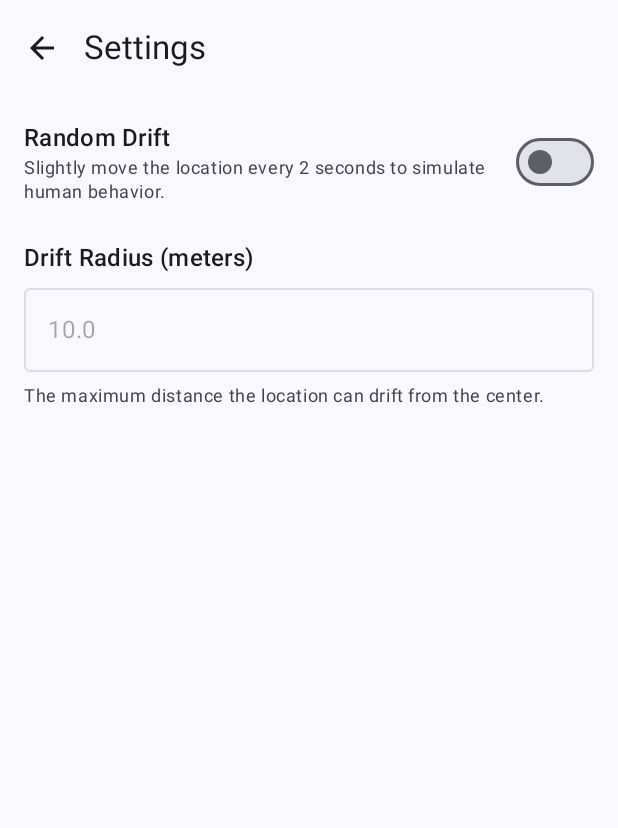
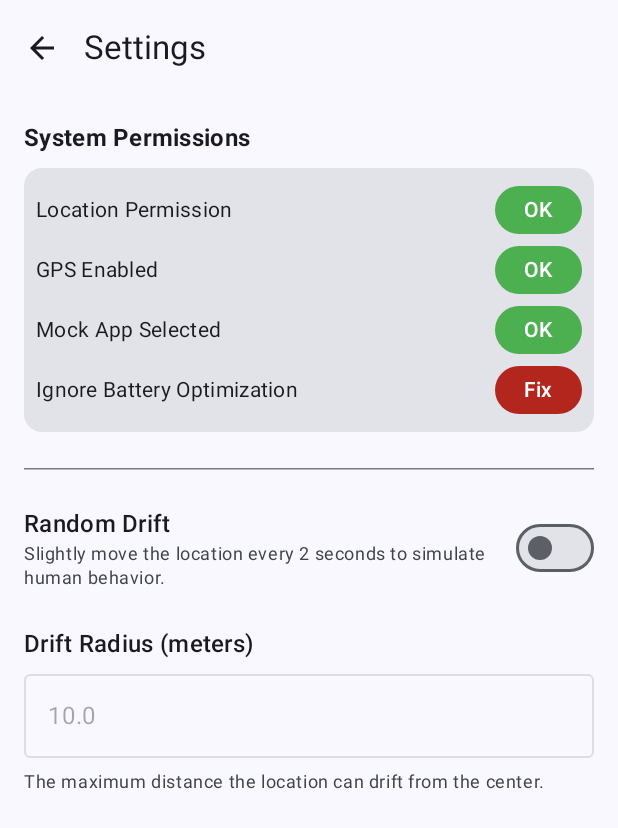
Before and after one commit to rsps1008/FxxkLocation, an Android app built with Jetpack Compose: the SettingsScreen screen opened through its navigation route, on a phone screen of 412 x 824 dp. Shown: the top 828 px of the screen. Run offline under Robolectric (Android 15) with nearby library versions, the light colour scheme and no system bars; libraries missing offline, so code that uses them is left out: org.osmdroid.config, org.osmdroid.events, org.osmdroid.tileprovider, org.osmdroid.util, org.osmdroid.views; 2 statements that could not run were skipped.

Commit message:
修正基本功能

```diff
--- a/app/src/main/java/com/rsps1008/fxxklocation/service/MockLocationService.kt
+++ b/app/src/main/java/com/rsps1008/fxxklocation/service/MockLocationService.kt
@@ -67,7 +67,18 @@ class MockLocationService : Service() {
         mockLocationManager.startMock()
 
         mockJob = scope.launch {
+            // Update immediately on new center
+            val enableDriftOnStart = settingsStore.enableDrift.first()
+            val radiusOnStart = settingsStore.driftRadius.first()
+            val initialLocation = if (enableDriftOnStart) {
+                mockLocationManager.generateDriftLocation(center, radiusOnStart)
+            } else {
+                center
+            }
+            mockLocationManager.updateMockLocation(initialLocation)
+
             while (true) {
+                delay(2000)
                 val enableDrift = settingsStore.enableDrift.first()
                 val radius = settingsStore.driftRadius.first()
 
@@ -78,7 +89,6 @@ class MockLocationService : Service() {
                 }
 
                 mockLocationManager.updateMockLocation(locationToMock)
-                delay(2000)
             }
         }
     }
--- a/app/src/main/java/com/rsps1008/fxxklocation/ui/screen/MainScreen.kt
+++ b/app/src/main/java/com/rsps1008/fxxklocation/ui/screen/MainScreen.kt
@@ -12,10 +12,11 @@ import androidx.compose.ui.Alignment
 import androidx.compose.ui.Modifier
 import androidx.compose.ui.graphics.Color
 import androidx.compose.ui.platform.LocalContext
-import androidx.compose.ui.text.input.KeyboardType
+import androidx.compose.ui.platform.LocalLifecycleOwner
 import androidx.compose.ui.unit.dp
 import androidx.compose.ui.viewinterop.AndroidView
-import com.rsps1008.fxxklocation.util.SystemCheckUtil
+import androidx.lifecycle.Lifecycle
+import androidx.lifecycle.LifecycleEventObserver
 import com.rsps1008.fxxklocation.viewmodel.MainViewModel
 import org.osmdroid.config.Configuration
 import org.osmdroid.events.MapEventsReceiver
@@ -33,15 +34,52 @@ fun MainScreen(
 ) {
     val context = LocalContext.current
     val isMocking by viewModel.isMocking.collectAsState()
+    val isApplied by viewModel.isApplied.collectAsState()
     val hasPermission by viewModel.hasPermission.collectAsState()
     val isGpsEnabled by viewModel.isGpsEnabled.collectAsState()
     val isMockAppSet by viewModel.isMockAppSet.collectAsState()
+    val isIgnoringBatteryOptimizations by viewModel.isIgnoringBatteryOptimizations.collectAsState()
+
+    val lifecycleOwner = LocalLifecycleOwner.current
+    var showPermissionDialog by remember { mutableStateOf(false) }
 
     val selectedLoc = viewModel.selectedLocation
 
+    DisposableEffect(lifecycleOwner) {
+        val observer = LifecycleEventObserver { _, event ->
+            if (event == Lifecycle.Event.ON_RESUME) {
+                viewModel.checkStatus()
+            }
+        }
+        lifecycleOwner.lifecycle.addObserver(observer)
+        onDispose {
+            lifecycleOwner.lifecycle.removeObserver(observer)
+        }
+    }
+
     LaunchedEffect(Unit) {
-        viewModel.checkStatus()
         Configuration.getInstance().userAgentValue = context.packageName
+    }
+
+    if (showPermissionDialog) {
+        AlertDialog(
+            onDismissRequest = { showPermissionDialog = false },
+            title = { Text("Permissions Required") },
+            text = { Text("To start mocking location, please ensure all system permissions and settings are correctly configured in the Settings page.") },
+            confirmButton = {
+                TextButton(onClick = {
+                    showPermissionDialog = false
+                    onNavigateToSettings()
+                }) {
+                    Text("Go to Settings")
+                }
+            },
+            dismissButton = {
+                TextButton(onClick = { showPermissionDialog = false }) {
+                    Text("Cancel")
+                }
+            }
+        )
     }
 
     Scaffold(
@@ -63,13 +101,6 @@ fun MainScreen(
                 .padding(16.dp),
             verticalArrangement = Arrangement.spacedBy(16.dp)
         ) {
-            // Status Section
-            StatusCard(hasPermission, isGpsEnabled, isMockAppSet,
-                onOpenPermissions = { SystemCheckUtil.openAppSettings(context) },
-                onOpenGps = { SystemCheckUtil.openLocationSettings(context) },
-                onOpenDev = { SystemCheckUtil.openDevelopmentSettings(context) }
-            )
-
             // Map Section (OpenStreetMap)
             Box(modifier = Modifier.weight(1f).fillMaxWidth()) {
                 AndroidView(
@@ -108,32 +139,22 @@ fun MainScreen(
                 )
             }
 
-            // Input Section
-            Row(modifier = Modifier.fillMaxWidth(), horizontalArrangement = Arrangement.spacedBy(8.dp)) {
-                OutlinedTextField(
-                    value = selectedLoc.latitude.toString(),
-                    onValueChange = { it.toDoubleOrNull()?.let { v -> viewModel.updateSelectedLocation(v, selectedLoc.longitude) } },
-                    label = { Text("Lat") },
-                    modifier = Modifier.weight(1f),
-                    keyboardOptions = KeyboardOptions(keyboardType = KeyboardType.Decimal)
-                )
-                OutlinedTextField(
-                    value = selectedLoc.longitude.toString(),
-                    onValueChange = { it.toDoubleOrNull()?.let { v -> viewModel.updateSelectedLocation(selectedLoc.latitude, v) } },
-                    label = { Text("Lng") },
-                    modifier = Modifier.weight(1f),
-                    keyboardOptions = KeyboardOptions(keyboardType = KeyboardType.Decimal)
-                )
-            }
-
             // Controls
             Row(
                 modifier = Modifier.fillMaxWidth(),
                 horizontalArrangement = Arrangement.SpaceEvenly
             ) {
                 LargeFloatingActionButton(
-                    onClick = { if (!isMocking && hasPermission && isMockAppSet) viewModel.startMock() },
-                    containerColor = if (isMocking || !hasPermission || !isMockAppSet) Color.LightGray else MaterialTheme.colorScheme.primaryContainer
+                    onClick = {
+                        if (!isApplied) {
+                            if (hasPermission && isMockAppSet && isGpsEnabled && isIgnoringBatteryOptimizations) {
+                                viewModel.startMock()
+                            } else {
+                                showPermissionDialog = true
+                            }
+                        }
+                    },
+                    containerColor = if (isApplied) Color.LightGray else MaterialTheme.colorScheme.primaryContainer
                 ) {
                     Icon(Icons.Default.Check, "Start", modifier = Modifier.size(36.dp))
                 }
@@ -148,42 +169,3 @@ fun MainScreen(
         }
     }
 }
-
-@Composable
-fun StatusCard(
-    hasPermission: Boolean,
-    isGpsEnabled: Boolean,
-    isMockAppSet: Boolean,
-    onOpenPermissions: () -> Unit,
-    onOpenGps: () -> Unit,
-    onOpenDev: () -> Unit
-) {
-    Card(modifier = Modifier.fillMaxWidth()) {
-        Column(modifier = Modifier.padding(8.dp)) {
-            StatusItem("Location Permission", hasPermission, onOpenPermissions)
-            StatusItem("GPS Enabled", isGpsEnabled, onOpenGps)
-            StatusItem("Mock App Selected", isMockAppSet, onOpenDev)
-        }
-    }
-}
-
-@Composable
-fun StatusItem(label: String, isOk: Boolean, onClick: () -> Unit) {
-    Row(
-        modifier = Modifier.fillMaxWidth().padding(vertical = 4.dp),
-        verticalAlignment = Alignment.CenterVertically,
-        horizontalArrangement = Arrangement.SpaceBetween
-    ) {
-        Text(label, style = MaterialTheme.typography.bodyMedium)
-        Button(
-            onClick = onClick,
-            colors = ButtonDefaults.buttonColors(
-                containerColor = if (isOk) Color(0xFF4CAF50) else MaterialTheme.colorScheme.error
-            ),
-            modifier = Modifier.height(32.dp),
-            contentPadding = PaddingValues(horizontal = 8.dp, vertical = 0.dp)
-        ) {
-            Text(if (isOk) "OK" else "Fix", color = Color.White)
-        }
-    }
-}
--- a/app/src/main/java/com/rsps1008/fxxklocation/ui/screen/SettingsScreen.kt
+++ b/app/src/main/java/com/rsps1008/fxxklocation/ui/screen/SettingsScreen.kt
@@ -8,8 +8,15 @@ import androidx.compose.material3.*
 import androidx.compose.runtime.*
 import androidx.compose.ui.Alignment
 import androidx.compose.ui.Modifier
+import androidx.compose.ui.graphics.Color
+import androidx.compose.ui.platform.LocalContext
+import androidx.compose.ui.platform.LocalLifecycleOwner
+import androidx.compose.ui.text.font.FontWeight
 import androidx.compose.ui.text.input.KeyboardType
 import androidx.compose.ui.unit.dp
+import androidx.lifecycle.Lifecycle
+import androidx.lifecycle.LifecycleEventObserver
+import com.rsps1008.fxxklocation.util.SystemCheckUtil
 import com.rsps1008.fxxklocation.viewmodel.SettingsViewModel
 
 @OptIn(ExperimentalMaterial3Api::class)
@@ -18,8 +25,27 @@ fun SettingsScreen(
     viewModel: SettingsViewModel,
     onNavigateBack: () -> Unit
 ) {
+    val context = LocalContext.current
     val enableDrift by viewModel.enableDrift.collectAsState()
     val driftRadius by viewModel.driftRadius.collectAsState()
+    val hasPermission by viewModel.hasPermission.collectAsState()
+    val isGpsEnabled by viewModel.isGpsEnabled.collectAsState()
+    val isMockAppSet by viewModel.isMockAppSet.collectAsState()
+    val isIgnoringBatteryOptimizations by viewModel.isIgnoringBatteryOptimizations.collectAsState()
+
+    val lifecycleOwner = LocalLifecycleOwner.current
+
+    DisposableEffect(lifecycleOwner) {
+        val observer = LifecycleEventObserver { _, event ->
+            if (event == Lifecycle.Event.ON_RESUME) {
+                viewModel.checkStatus()
+            }
+        }
+        lifecycleOwner.lifecycle.addObserver(observer)
+        onDispose {
+            lifecycleOwner.lifecycle.removeObserver(observer)
+        }
+    }
 
     Scaffold(
         topBar = {
@@ -40,6 +66,21 @@ fun SettingsScreen(
                 .padding(16.dp),
             verticalArrangement = Arrangement.spacedBy(24.dp)
         ) {
+            // Permissions Section
+            Column(verticalArrangement = Arrangement.spacedBy(8.dp)) {
+                Text("System Permissions", style = MaterialTheme.typography.titleMedium, fontWeight = FontWeight.Bold)
+                Card(modifier = Modifier.fillMaxWidth()) {
+                    Column(modifier = Modifier.padding(8.dp)) {
+                        StatusItem("Location Permission", hasPermission) { SystemCheckUtil.openAppSettings(context) }
+                        StatusItem("GPS Enabled", isGpsEnabled) { SystemCheckUtil.openLocationSettings(context) }
+                        StatusItem("Mock App Selected", isMockAppSet) { SystemCheckUtil.openDevelopmentSettings(context) }
+                        StatusItem("Ignore Battery Optimization", isIgnoringBatteryOptimizations) { SystemCheckUtil.openBatteryOptimizationSettings(context) }
+                    }
+                }
+            }
+
+            HorizontalDivider()
+
             // Random Drift Switch
             Row(
                 modifier = Modifier.fillMaxWidth(),
@@ -81,3 +122,24 @@ fun SettingsScreen(
         }
     }
 }
+
+@Composable
+private fun StatusItem(label: String, isOk: Boolean, onClick: () -> Unit) {
+    Row(
+        modifier = Modifier.fillMaxWidth().padding(vertical = 4.dp),
+        verticalAlignment = Alignment.CenterVertically,
+        horizontalArrangement = Arrangement.SpaceBetween
+    ) {
+        Text(label, style = MaterialTheme.typography.bodyMedium)
+        Button(
+            onClick = onClick,
+            colors = ButtonDefaults.buttonColors(
+                containerColor = if (isOk) Color(0xFF4CAF50) else MaterialTheme.colorScheme.error
+            ),
+            modifier = Modifier.height(32.dp),
+            contentPadding = PaddingValues(horizontal = 8.dp, vertical = 0.dp)
+        ) {
+            Text(if (isOk) "OK" else "Fix", color = Color.White)
+        }
+    }
+}
--- a/app/src/main/java/com/rsps1008/fxxklocation/util/SystemCheckUtil.kt
+++ b/app/src/main/java/com/rsps1008/fxxklocation/util/SystemCheckUtil.kt
@@ -8,6 +8,7 @@ import android.content.pm.PackageManager
 import android.location.LocationManager
 import android.net.Uri
 import android.os.Build
+import android.os.PowerManager
 import android.provider.Settings
 import androidx.core.content.ContextCompat
 
@@ -48,6 +49,15 @@ object SystemCheckUtil {
         }
     }
 
+    fun isIgnoringBatteryOptimizations(context: Context): Boolean {
+        val powerManager = context.getSystemService(Context.POWER_SERVICE) as PowerManager
+        return if (Build.VERSION.SDK_INT >= Build.VERSION_CODES.M) {
+            powerManager.isIgnoringBatteryOptimizations(context.packageName)
+        } else {
+            true
+        }
+    }
+
     fun openDevelopmentSettings(context: Context) {
         context.startActivity(Intent(Settings.ACTION_APPLICATION_DEVELOPMENT_SETTINGS))
     }
@@ -62,4 +72,11 @@ object SystemCheckUtil {
         }
         context.startActivity(intent)
     }
+
+    fun openBatteryOptimizationSettings(context: Context) {
+        if (Build.VERSION.SDK_INT >= Build.VERSION_CODES.M) {
+            val intent = Intent(Settings.ACTION_IGNORE_BATTERY_OPTIMIZATION_SETTINGS)
+            context.startActivity(intent)
+        }
+    }
 }
--- a/app/src/main/java/com/rsps1008/fxxklocation/viewmodel/MainViewModel.kt
+++ b/app/src/main/java/com/rsps1008/fxxklocation/viewmodel/MainViewModel.kt
@@ -23,6 +23,9 @@ class MainViewModel(application: Application) : AndroidViewModel(application) {
     private val _isMocking = MutableStateFlow(false)
     val isMocking = _isMocking.asStateFlow()
 
+    private val _isApplied = MutableStateFlow(false)
+    val isApplied = _isApplied.asStateFlow()
+
     private val _hasPermission = MutableStateFlow(false)
     val hasPermission = _hasPermission.asStateFlow()
 
@@ -32,6 +35,9 @@ class MainViewModel(application: Application) : AndroidViewModel(application) {
     private val _isMockAppSet = MutableStateFlow(false)
     val isMockAppSet = _isMockAppSet.asStateFlow()
 
+    private val _isIgnoringBatteryOptimizations = MutableStateFlow(false)
+    val isIgnoringBatteryOptimizations = _isIgnoringBatteryOptimizations.asStateFlow()
+
     init {
         checkStatus()
     }
@@ -40,14 +46,16 @@ class MainViewModel(application: Application) : AndroidViewModel(application) {
         _hasPermission.value = SystemCheckUtil.hasLocationPermission(context)
         _isGpsEnabled.value = SystemCheckUtil.isGpsEnabled(context)
         _isMockAppSet.value = SystemCheckUtil.isMockLocationEnabled(context)
+        _isIgnoringBatteryOptimizations.value = SystemCheckUtil.isIgnoringBatteryOptimizations(context)
     }
 
     fun updateSelectedLocation(lat: Double, lng: Double) {
         selectedLocation = LocationData(lat, lng)
+        _isApplied.value = false
     }
 
     fun startMock() {
-        if (!_isMockAppSet.value || !_hasPermission.value) return
+        if (!_isMockAppSet.value || !_hasPermission.value || !_isIgnoringBatteryOptimizations.value) return
 
         val intent = Intent(context, MockLocationService::class.java).apply {
             action = MockLocationService.ACTION_START_MOCK
@@ -56,6 +64,7 @@ class MainViewModel(application: Application) : AndroidViewModel(application) {
         }
         context.startForegroundService(intent)
         _isMocking.value = true
+        _isApplied.value = true
     }
 
     fun stopMock() {
@@ -64,5 +73,6 @@ class MainViewModel(application: Application) : AndroidViewModel(application) {
         }
         context.startService(intent)
         _isMocking.value = false
+        _isApplied.value = false
     }
 }
--- a/app/src/main/java/com/rsps1008/fxxklocation/viewmodel/SettingsViewModel.kt
+++ b/app/src/main/java/com/rsps1008/fxxklocation/viewmodel/SettingsViewModel.kt
@@ -4,12 +4,16 @@ import android.app.Application
 import androidx.lifecycle.AndroidViewModel
 import androidx.lifecycle.viewModelScope
 import com.rsps1008.fxxklocation.data.store.SettingsStore
+import com.rsps1008.fxxklocation.util.SystemCheckUtil
+import kotlinx.coroutines.flow.MutableStateFlow
 import kotlinx.coroutines.flow.SharingStarted
 import kotlinx.coroutines.flow.StateFlow
+import kotlinx.coroutines.flow.asStateFlow
 import kotlinx.coroutines.flow.stateIn
 import kotlinx.coroutines.launch
 
 class SettingsViewModel(application: Application) : AndroidViewModel(application) {
+    private val context = application.applicationContext
     private val settingsStore = SettingsStore(application)
 
     val enableDrift: StateFlow<Boolean> = settingsStore.enableDrift
@@ -17,6 +21,29 @@ class SettingsViewModel(application: Application) : AndroidViewModel(application
 
     val driftRadius: StateFlow<Double> = settingsStore.driftRadius
         .stateIn(viewModelScope, SharingStarted.WhileSubscribed(5000), 10.0)
+
+    private val _hasPermission = MutableStateFlow(false)
+    val hasPermission = _hasPermission.asStateFlow()
+
+    private val _isGpsEnabled = MutableStateFlow(false)
+    val isGpsEnabled = _isGpsEnabled.asStateFlow()
+
+    private val _isMockAppSet = MutableStateFlow(false)
+    val isMockAppSet = _isMockAppSet.asStateFlow()
+
+    private val _isIgnoringBatteryOptimizations = MutableStateFlow(false)
+    val isIgnoringBatteryOptimizations = _isIgnoringBatteryOptimizations.asStateFlow()
+
+    init {
+        checkStatus()
+    }
+
+    fun checkStatus() {
+        _hasPermission.value = SystemCheckUtil.hasLocationPermission(context)
+        _isGpsEnabled.value = SystemCheckUtil.isGpsEnabled(context)
+        _isMockAppSet.value = SystemCheckUtil.isMockLocationEnabled(context)
+        _isIgnoringBatteryOptimizations.value = SystemCheckUtil.isIgnoringBatteryOptimizations(context)
+    }
 
     fun setEnableDrift(enabled: Boolean) {
         viewModelScope.launch {
```
Also changed, not shown: 1 other file.
